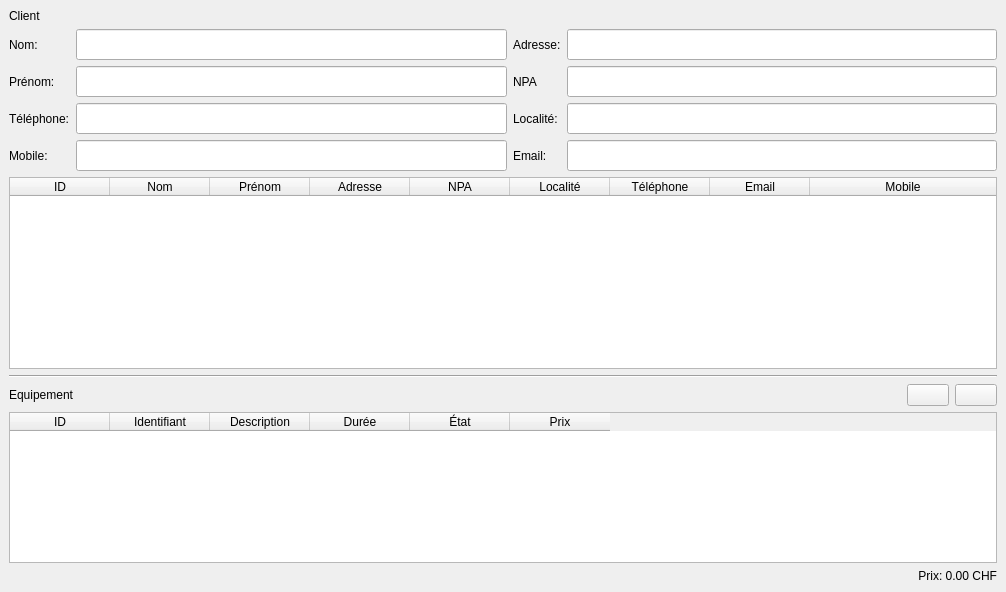
Old version of the form sploks/views/contract_form.ui in the repository LPOdev/Sploks.
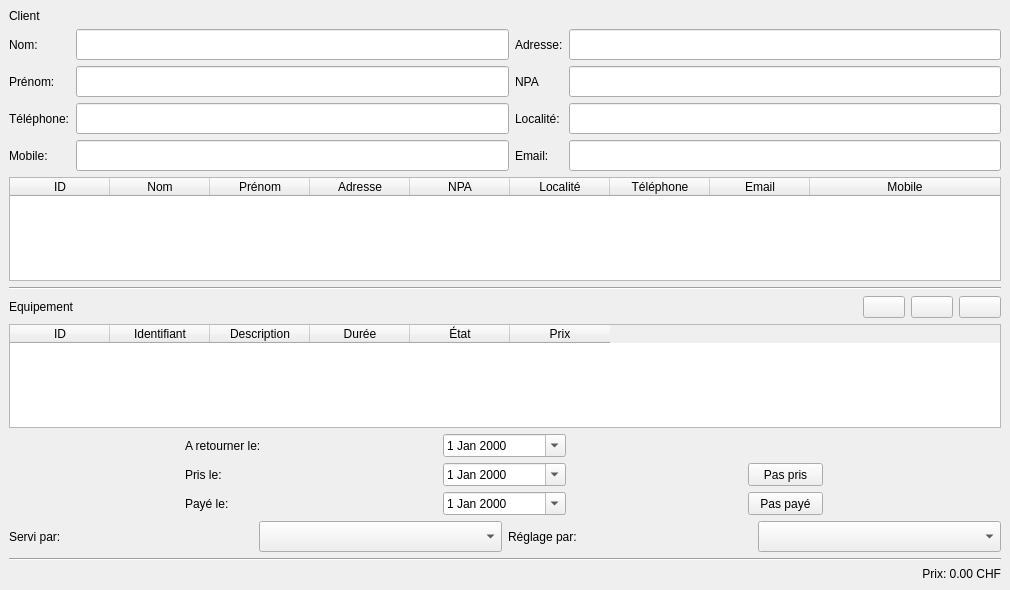
New version of the form. Icons and pictures are not drawn.

Commit message: T57 Affichage du footer

Patch:
```diff
--- a/sploks/views/contract_form.ui
+++ b/sploks/views/contract_form.ui
@@ -9,20 +9,20 @@
    <rect>
     <x>0</x>
     <y>0</y>
-    <width>1006</width>
-    <height>592</height>
+    <width>1010</width>
+    <height>590</height>
    </rect>
   </property>
   <property name="minimumSize">
    <size>
-    <width>1006</width>
-    <height>458</height>
+    <width>1010</width>
+    <height>590</height>
    </size>
   </property>
   <property name="maximumSize">
    <size>
-    <width>2000</width>
-    <height>2000</height>
+    <width>1010</width>
+    <height>620</height>
    </size>
   </property>
   <property name="windowTitle">
@@ -440,6 +440,29 @@
         </property>
        </widget>
       </item>
+      <item>
+       <widget class="QPushButton" name="btn_lock">
+        <property name="maximumSize">
+         <size>
+          <width>42</width>
+          <height>38</height>
+         </size>
+        </property>
+        <property name="text">
+         <string/>
+        </property>
+        <property name="icon">
+         <iconset>
+          <normaloff>res/unlock_icon.png</normaloff>res/unlock_icon.png</iconset>
+        </property>
+        <property name="iconSize">
+         <size>
+          <width>30</width>
+          <height>30</height>
+         </size>
+        </property>
+       </widget>
+      </item>
       <item>
        <widget class="QPushButton" name="btn_delete">
         <property name="maximumSize">
@@ -467,6 +490,12 @@
     </item>
     <item>
      <widget class="QTableWidget" name="equipement_table">
+      <property name="minimumSize">
+       <size>
+        <width>0</width>
+        <height>104</height>
+       </size>
+      </property>
       <property name="sizeAdjustPolicy">
        <enum>QAbstractScrollArea::AdjustToContentsOnFirstShow</enum>
       </property>
@@ -529,6 +558,240 @@
       </column>
      </widget>
     </item>
+    <item>
+     <layout class="QGridLayout" name="gridLayout">
+      <item row="1" column="1">
+       <widget class="QDateEdit" name="date_taken">
+        <property name="maximumSize">
+         <size>
+          <width>123</width>
+          <height>26</height>
+         </size>
+        </property>
+        <property name="styleSheet">
+         <string notr="true">font: 87 14pt &quot;Arial&quot;;</string>
+        </property>
+        <property name="calendarPopup">
+         <bool>true</bool>
+        </property>
+       </widget>
+      </item>
+      <item row="0" column="1">
+       <widget class="QDateEdit" name="date_toreturn">
+        <property name="maximumSize">
+         <size>
+          <width>123</width>
+          <height>26</height>
+         </size>
+        </property>
+        <property name="styleSheet">
+         <string notr="true">font: 87 14pt &quot;Arial&quot;;</string>
+        </property>
+        <property name="calendarPopup">
+         <bool>true</bool>
+        </property>
+       </widget>
+      </item>
+      <item row="0" column="0">
+       <widget class="QLabel" name="label_22">
+        <property name="maximumSize">
+         <size>
+          <width>150</width>
+          <height>27</height>
+         </size>
+        </property>
+        <property name="layoutDirection">
+         <enum>Qt::LeftToRight</enum>
+        </property>
+        <property name="autoFillBackground">
+         <bool>false</bool>
+        </property>
+        <property name="styleSheet">
+         <string notr="true">font: 87 14pt &quot;Arial Black&quot;;</string>
+        </property>
+        <property name="text">
+         <string>A retourner le:</string>
+        </property>
+        <property name="alignment">
+         <set>Qt::AlignLeading|Qt::AlignLeft|Qt::AlignVCenter</set>
+        </property>
+       </widget>
+      </item>
+      <item row="2" column="1">
+       <widget class="QDateEdit" name="date_paid">
+        <property name="maximumSize">
+         <size>
+          <width>123</width>
+          <height>26</height>
+         </size>
+        </property>
+        <property name="styleSheet">
+         <string notr="true">font: 87 14pt &quot;Arial&quot;;</string>
+        </property>
+        <property name="calendarPopup">
+         <bool>true</bool>
+        </property>
+       </widget>
+      </item>
+      <item row="2" column="0">
+       <widget class="QLabel" name="label_24">
+        <property name="maximumSize">
+         <size>
+          <width>83</width>
+          <height>27</height>
+         </size>
+        </property>
+        <property name="styleSheet">
+         <string notr="true">font: 87 14pt &quot;Arial Black&quot;;</string>
+        </property>
+        <property name="text">
+         <string>Payé le:</string>
+        </property>
+        <property name="alignment">
+         <set>Qt::AlignLeading|Qt::AlignLeft|Qt::AlignVCenter</set>
+        </property>
+       </widget>
+      </item>
+      <item row="1" column="0">
+       <widget class="QLabel" name="label_23">
+        <property name="maximumSize">
+         <size>
+          <width>71</width>
+          <height>27</height>
+         </size>
+        </property>
+        <property name="styleSheet">
+         <string notr="true">font: 87 14pt &quot;Arial Black&quot;;</string>
+        </property>
+        <property name="text">
+         <string>Pris le:</string>
+        </property>
+        <property name="alignment">
+         <set>Qt::AlignLeading|Qt::AlignLeft|Qt::AlignVCenter</set>
+        </property>
+       </widget>
+      </item>
+      <item row="2" column="2">
+       <widget class="QPushButton" name="btn_notPaid">
+        <property name="maximumSize">
+         <size>
+          <width>75</width>
+          <height>26</height>
+         </size>
+        </property>
+        <property name="styleSheet">
+         <string notr="true">font: 87 12pt &quot;Arial&quot;;</string>
+        </property>
+        <property name="text">
+         <string>Pas payé</string>
+        </property>
+        <property name="iconSize">
+         <size>
+          <width>30</width>
+          <height>30</height>
+         </size>
+        </property>
+       </widget>
+      </item>
+      <item row="1" column="2">
+       <widget class="QPushButton" name="btn_notTaken">
+        <property name="maximumSize">
+         <size>
+          <width>75</width>
+          <height>26</height>
+         </size>
+        </property>
+        <property name="styleSheet">
+         <string notr="true">font: 87 12pt &quot;Arial&quot;;</string>
+        </property>
+        <property name="text">
+         <string>Pas pris</string>
+        </property>
+        <property name="iconSize">
+         <size>
+          <width>30</width>
+          <height>30</height>
+         </size>
+        </property>
+       </widget>
+      </item>
+     </layout>
+    </item>
+    <item>
+     <layout class="QHBoxLayout" name="horizontalLayout_5">
+      <item>
+       <widget class="QLabel" name="label_25">
+        <property name="styleSheet">
+         <string notr="true">font: 87 14pt &quot;Arial Black&quot;;</string>
+        </property>
+        <property name="text">
+         <string>Servi par:</string>
+        </property>
+       </widget>
+      </item>
+      <item>
+       <widget class="QComboBox" name="drp_service">
+        <property name="enabled">
+         <bool>true</bool>
+        </property>
+        <property name="font">
+         <font>
+          <family>Arial</family>
+          <pointsize>14</pointsize>
+          <weight>10</weight>
+          <italic>false</italic>
+          <bold>false</bold>
+         </font>
+        </property>
+        <property name="styleSheet">
+         <string notr="true">font: 87 14pt &quot;Arial&quot;;</string>
+        </property>
+        <property name="editable">
+         <bool>false</bool>
+        </property>
+       </widget>
+      </item>
+      <item>
+       <widget class="QLabel" name="label_26">
+        <property name="styleSheet">
+         <string notr="true">font: 87 14pt &quot;Arial Black&quot;;</string>
+        </property>
+        <property name="text">
+         <string>Réglage par:</string>
+        </property>
+       </widget>
+      </item>
+      <item>
+       <widget class="QComboBox" name="drp_served">
+        <property name="enabled">
+         <bool>true</bool>
+        </property>
+        <property name="font">
+         <font>
+          <family>Arial</family>
+          <pointsize>14</pointsize>
+          <weight>10</weight>
+          <italic>false</italic>
+          <bold>false</bold>
+         </font>
+        </property>
+        <property name="styleSheet">
+         <string notr="true">font: 87 14pt &quot;Arial&quot;;</string>
+        </property>
+        <property name="editable">
+         <bool>false</bool>
+        </property>
+       </widget>
+      </item>
+     </layout>
+    </item>
+    <item>
+     <widget class="Line" name="line_2">
+      <property name="orientation">
+       <enum>Qt::Horizontal</enum>
+      </property>
+     </widget>
+    </item>
     <item>
      <widget class="QLabel" name="lbl_price">
       <property name="styleSheet">
```
The commit also changes 2 other files.
